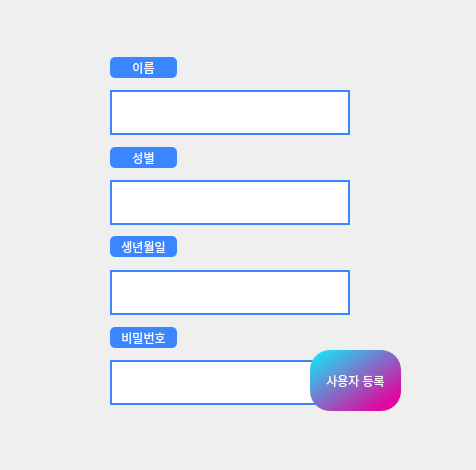
addinedu-ros-4th/deeplearning-repo-6, file GUI/ui/userSetting.ui: the form before one commit.
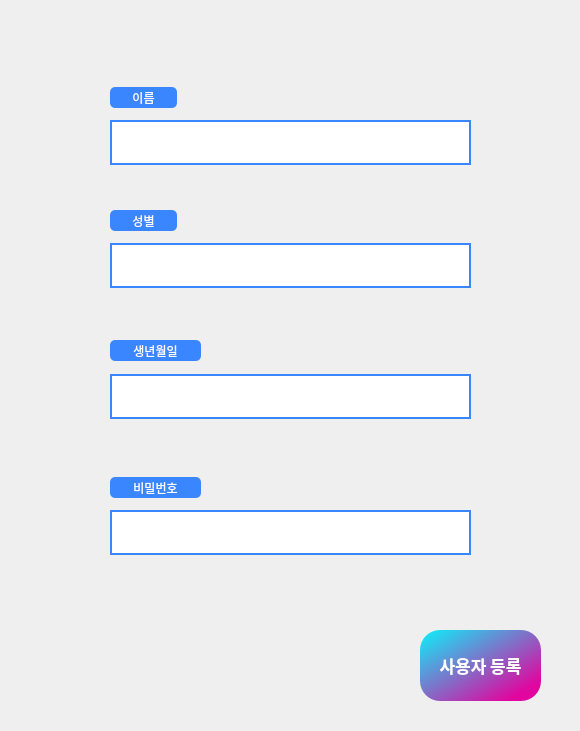
The form after the commit.

Commit message: Design window size

Patch:
```diff
--- a/GUI/ui/userSetting.ui
+++ b/GUI/ui/userSetting.ui
@@ -6,8 +6,8 @@
    <rect>
     <x>0</x>
     <y>0</y>
-    <width>476</width>
-    <height>470</height>
+    <width>580</width>
+    <height>731</height>
    </rect>
   </property>
   <property name="windowTitle">
@@ -17,7 +17,7 @@
    <property name="geometry">
     <rect>
      <x>110</x>
-     <y>57</y>
+     <y>87</y>
      <width>67</width>
      <height>21</height>
     </rect>
@@ -39,8 +39,8 @@
    <property name="geometry">
     <rect>
      <x>110</x>
-     <y>90</y>
-     <width>240</width>
+     <y>120</y>
+     <width>361</width>
      <height>45</height>
     </rect>
    </property>
@@ -55,8 +55,8 @@
    <property name="geometry">
     <rect>
      <x>110</x>
-     <y>180</y>
-     <width>240</width>
+     <y>243</y>
+     <width>361</width>
      <height>45</height>
     </rect>
    </property>
@@ -71,7 +71,7 @@
    <property name="geometry">
     <rect>
      <x>110</x>
-     <y>147</y>
+     <y>210</y>
      <width>67</width>
      <height>21</height>
     </rect>
@@ -93,8 +93,8 @@
    <property name="geometry">
     <rect>
      <x>110</x>
-     <y>270</y>
-     <width>240</width>
+     <y>374</y>
+     <width>361</width>
      <height>45</height>
     </rect>
    </property>
@@ -109,8 +109,8 @@
    <property name="geometry">
     <rect>
      <x>110</x>
-     <y>236</y>
-     <width>67</width>
+     <y>340</y>
+     <width>91</width>
      <height>21</height>
     </rect>
    </property>
@@ -131,8 +131,8 @@
    <property name="geometry">
     <rect>
      <x>110</x>
-     <y>327</y>
-     <width>67</width>
+     <y>477</y>
+     <width>91</width>
      <height>21</height>
     </rect>
    </property>
@@ -153,8 +153,8 @@
    <property name="geometry">
     <rect>
      <x>110</x>
-     <y>360</y>
-     <width>240</width>
+     <y>510</y>
+     <width>361</width>
      <height>45</height>
     </rect>
    </property>
@@ -168,12 +168,20 @@
   <widget class="QPushButton" name="Btn_resist">
    <property name="geometry">
     <rect>
-     <x>310</x>
-     <y>350</y>
-     <width>91</width>
-     <height>61</height>
+     <x>420</x>
+     <y>630</y>
+     <width>121</width>
+     <height>71</height>
     </rect>
    </property>
+   <property name="font">
+    <font>
+     <family>aakar</family>
+     <pointsize>13</pointsize>
+     <weight>75</weight>
+     <bold>true</bold>
+    </font>
+   </property>
    <property name="styleSheet">
     <string notr="true">color: white;
 	background-color: qlineargradient(spread:pad, x1:0, y1:0, x2:0.857143, y2:0.857955, stop:0 rgba(10, 242, 251, 255), stop:1 rgba(224, 6, 159, 255));
```
The commit also changes 2 other files.
